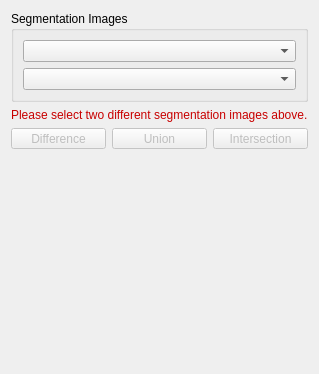
Old version of the form Plugins/org.mitk.gui.qt.segmentation/src/internal/QmitkBooleanOperationsView.ui in the repository MITK/MITK.
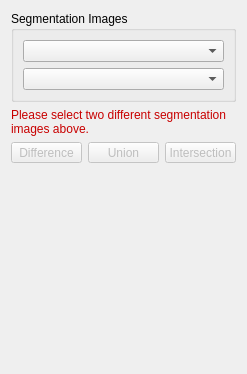
New version of the form. Icons and pictures are not drawn. Custom widgets are drawn as their Qt base class.

The edit to the form file:
```diff
--- a/Plugins/org.mitk.gui.qt.segmentation/src/internal/QmitkBooleanOperationsView.ui
+++ b/Plugins/org.mitk.gui.qt.segmentation/src/internal/QmitkBooleanOperationsView.ui
@@ -6,7 +6,7 @@
    <rect>
     <x>0</x>
     <y>0</y>
-    <width>295</width>
+    <width>245</width>
     <height>374</height>
    </rect>
   </property>
@@ -154,6 +154,9 @@
      <property name="text">
       <string>Please select two different segmentation images above.</string>
      </property>
+     <property name="wordWrap">
+      <bool>true</bool>
+     </property>
     </widget>
    </item>
    <item>
```
